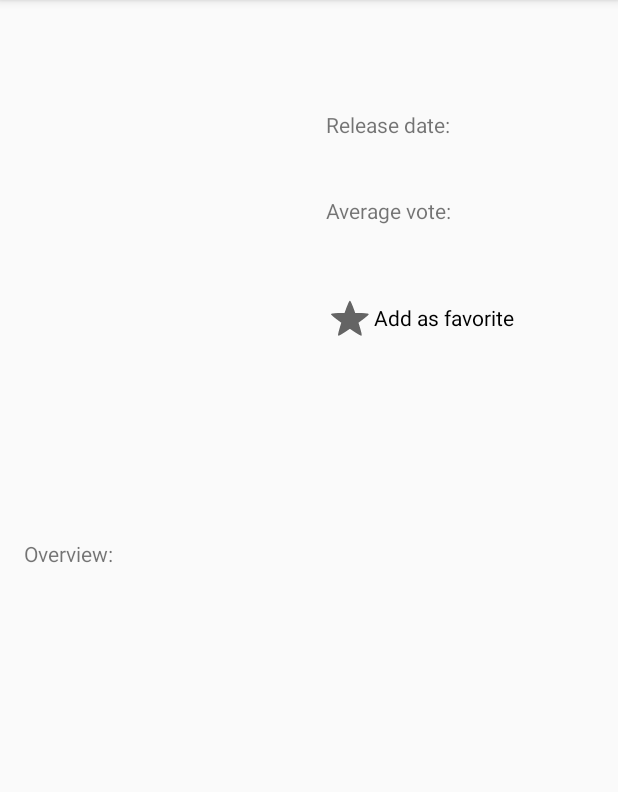
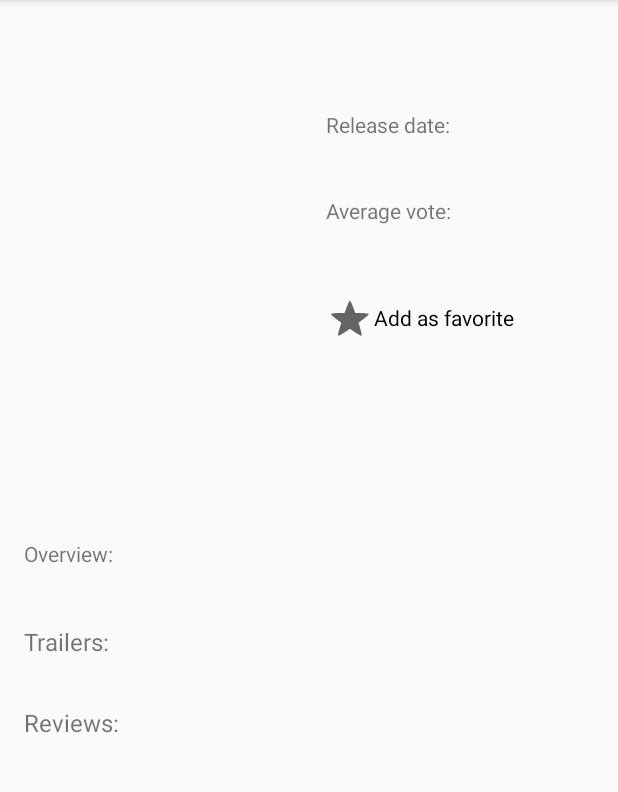
Before and after one commit to IrmantasCivilis/PopularMovies, an Android app: the DetailActivity screen opened directly, with no data from a screen before it, on a phone screen of 412 x 824 dp, the part 84-876 px from its top. Run offline under Robolectric (Android 15) with nearby library versions, the phone set to English and light mode, and no system bars; our stand-ins replace Picasso; pictures from the network do not load.

Commit message:
add review class, review adapter, review loader

```diff
--- a/app/src/main/java/com/example/android/popularmovies/DetailActivity.java
+++ b/app/src/main/java/com/example/android/popularmovies/DetailActivity.java
@@ -9,6 +9,7 @@ import android.support.annotation.Nullable;
 import android.support.v7.app.AppCompatActivity;
 import android.support.v7.widget.LinearLayoutManager;
 import android.support.v7.widget.RecyclerView;
+import android.view.View;
 import android.widget.ImageView;
 import android.widget.TextView;
 
@@ -19,7 +20,8 @@ import java.util.List;
 
 public class DetailActivity extends AppCompatActivity
         implements LoaderManager.LoaderCallbacks<List<Trailer>>,
-        TrailerAdapter.TrailerListItemClickListener{
+        TrailerAdapter.TrailerListItemClickListener,
+        ReviewAdapter.ReviewListItemClickListener {
 
     private static final String IMAGE_SIZE = "w185/";
     private static final String BASE_IMAGE_URL = "https://image.tmdb.org/t/p/";
@@ -28,11 +30,17 @@ public class DetailActivity extends AppCompatActivity
     private static final String TMDB_REQUEST_URL = "https://api.themoviedb.org/3/movie/";
     private static final String VIDEOS = "/videos?";
     private static final String TRAILER_REQUEST_URL = "https://www.youtube.com/watch?v=";
+    private static final String REVIEWS = "/reviews?";
 
     private static final int TRAILER_LOADER_ID = 2;
+    private static final int REVIEW_LOADER_ID = 3;
     String videosUrl = "";
     String trailerUrl = "";
+    String reviewsUrl = "";
     TrailerAdapter mTrailerAdapter;
+    ReviewAdapter mReviewAdapter;
+
+    Boolean isOverviewClicked = false;
 
     @Override
     protected void onCreate(@Nullable Bundle savedInstanceState) {
@@ -43,8 +51,20 @@ public class DetailActivity extends AppCompatActivity
         TextView mTitle = findViewById(R.id.title_text_view);
         TextView mReleaseDate = findViewById(R.id.release_date_text_view);
         TextView mVoteAverage = findViewById(R.id.average_vote_text_view);
-        TextView mOverview = findViewById(R.id.overview_text_view);
-        TextView mMovieId = findViewById(R.id.movie_id);
+        final TextView mOverview = findViewById(R.id.overview_text_view);
+        //TextView mMovieId = findViewById(R.id.movie_id);
+        mOverview.setOnClickListener(new View.OnClickListener() {
+            @Override
+            public void onClick(View view) {
+                if (isOverviewClicked) {
+                    mOverview.setMaxLines(3);
+                    isOverviewClicked = false;
+                } else {
+                    mOverview.setMaxLines(Integer.MAX_VALUE);
+                    isOverviewClicked = true;
+                }
+            }
+        });
 
         Intent intentThatStartedThisActivity = getIntent();
 
@@ -70,18 +90,29 @@ public class DetailActivity extends AppCompatActivity
             mOverview.setText(overview);
 
             String id = movie.getString("Id");
-            mMovieId.setText(id);
+            //mMovieId.setText(id);
 
             RecyclerView trailerRecyclerView = findViewById(R.id.recycler_view_for_trailers);
-            RecyclerView.LayoutManager mLayoutManager = new LinearLayoutManager(this);
-            trailerRecyclerView.setLayoutManager(mLayoutManager);
+            RecyclerView.LayoutManager mTrailerLayoutManager = new LinearLayoutManager(this);
+            trailerRecyclerView.setLayoutManager(mTrailerLayoutManager);
             trailerRecyclerView.setHasFixedSize(true);
             mTrailerAdapter = new TrailerAdapter(this, new ArrayList<Trailer>(), this);
             trailerRecyclerView.setAdapter(mTrailerAdapter);
 
+            RecyclerView reviewRecyclerView = findViewById(R.id.recycler_view_for_reviews);
+            RecyclerView.LayoutManager mReviewLayoutManager = new LinearLayoutManager(this);
+            reviewRecyclerView.setLayoutManager(mReviewLayoutManager);
+            reviewRecyclerView.setHasFixedSize(true);
+            mReviewAdapter = new ReviewAdapter(this, new ArrayList<Review>(), this);
+            reviewRecyclerView.setAdapter(mReviewAdapter);
+
             videosUrl = TMDB_REQUEST_URL + id + VIDEOS + API_KEY;
+            reviewsUrl = TMDB_REQUEST_URL + id + REVIEWS + API_KEY;
+
             LoaderManager loaderManager = getLoaderManager();
             loaderManager.initLoader(TRAILER_LOADER_ID, null, DetailActivity.this);
+            loaderManager.initLoader(REVIEW_LOADER_ID, null,DetailActivity.this);
+
         }
     }
 
@@ -122,7 +153,20 @@ public class DetailActivity extends AppCompatActivity
         if (videoIntent.resolveActivity(getPackageManager()) != null) {
             startActivity(videoIntent);
         }
+    }
 
 
+    @Override
+    public void onReviewListItemClick(Review clickedReview) {
+
+        String reviewUrl = clickedReview.getReviewUrl();
+
+        Uri review = Uri.parse(reviewUrl);
+
+        Intent reviewIntent = new Intent(Intent.ACTION_VIEW, review);
+
+        if (reviewIntent.resolveActivity(getPackageManager()) != null) {
+            startActivity(reviewIntent);
+        }
     }
 }
--- a/app/src/main/res/layout/activity_detail.xml
+++ b/app/src/main/res/layout/activity_detail.xml
@@ -63,16 +63,16 @@
             tools:text="6.5"/>
 
         <ToggleButton
+            style="?android:attr/starStyle"
             android:layout_width="wrap_content"
             android:layout_height="wrap_content"
+            android:layout_marginLeft="@dimen/margin"
+            android:layout_marginStart="@dimen/margin"
+            android:layout_marginTop="@dimen/margin"
             android:textOff="Add as favorite"
             android:textOn="Remove from favorite"
-            style="?android:attr/starStyle"
             app:layout_constraintLeft_toRightOf="@id/poster_image_view"
-            app:layout_constraintTop_toBottomOf="@id/average_vote_text_view"
-            android:layout_marginLeft="@dimen/margin"
-            android:layout_marginStart="@dimen/margin"
-            android:layout_marginTop="@dimen/margin"/>
+            app:layout_constraintTop_toBottomOf="@id/average_vote_text_view"/>
 
         <TextView
             android:id="@+id/overview_label_text_view"
@@ -91,27 +91,52 @@
             tools:text="overview"/>
 
         <TextView
+            android:id="@+id/trailer_label_text_view"
             android:layout_width="wrap_content"
             android:layout_height="wrap_content"
-            android:id="@+id/movie_id"
-            app:layout_constraintTop_toBottomOf="@id/overview_text_view"
-            app:layout_constraintLeft_toLeftOf="parent"
-            tools:text="id"
             android:layout_marginLeft="@dimen/margin"
             android:layout_marginStart="@dimen/margin"
             android:layout_marginTop="@dimen/margin"
-            android:paddingBottom="@dimen/bottom_padding"/>
+            android:paddingBottom="@dimen/bottom_padding"
+            app:layout_constraintLeft_toLeftOf="parent"
+            app:layout_constraintTop_toBottomOf="@id/overview_text_view"
+            android:text="Trailers:"
+            android:textSize="@dimen/text_size"/>
+
+        <android.support.v7.widget.RecyclerView
+            android:id="@+id/recycler_view_for_trailers"
+            android:layout_width="match_parent"
+            android:layout_height="wrap_content"
+            android:layout_marginEnd="@dimen/margin"
+            android:layout_marginLeft="@dimen/margin"
+            android:layout_marginRight="@dimen/margin"
+            android:layout_marginStart="@dimen/margin"
+            app:layout_constraintLeft_toLeftOf="parent"
+            app:layout_constraintTop_toBottomOf="@id/trailer_label_text_view"/>
+
+        <TextView
+            android:id="@+id/review_label_text_view"
+            android:layout_width="wrap_content"
+            android:layout_height="wrap_content"
+            android:layout_marginLeft="@dimen/margin"
+            android:layout_marginStart="@dimen/margin"
+            android:layout_marginTop="@dimen/margin"
+            android:paddingBottom="@dimen/bottom_padding"
+            app:layout_constraintLeft_toLeftOf="parent"
+            app:layout_constraintTop_toBottomOf="@id/recycler_view_for_trailers"
+            android:text="Reviews:"
+            android:textSize="@dimen/text_size"/>
 
         <android.support.v7.widget.RecyclerView
             android:layout_width="match_parent"
             android:layout_height="wrap_content"
-            android:id="@+id/recycler_view_for_trailers"
-            app:layout_constraintLeft_toLeftOf="parent"
-            app:layout_constraintTop_toBottomOf="@id/movie_id"
+            android:id="@+id/recycler_view_for_reviews"
+            android:layout_marginEnd="@dimen/margin"
             android:layout_marginLeft="@dimen/margin"
+            android:layout_marginRight="@dimen/margin"
             android:layout_marginStart="@dimen/margin"
-            android:layout_marginEnd="@dimen/margin"
-            android:layout_marginRight="@dimen/margin"/>
+            app:layout_constraintTop_toBottomOf="@+id/review_label_text_view"
+            app:layout_constraintLeft_toLeftOf="parent"/>
 
     </android.support.constraint.ConstraintLayout>
 </ScrollView>
```
Also changed, not shown: app/src/main/java/com/example/android/popularmovies/QueryUtils.java (+41 -1 lines), app/src/main/java/com/example/android/popularmovies/Review.java (added, +20 -0 lines), app/src/main/java/com/example/android/popularmovies/ReviewAdapter.java (added, +74 -0 lines), app/src/main/java/com/example/android/popularmovies/ReviewLoader.java (added, +31 -0 lines), app/src/main/res/layout/recyclerview_review_item.xml (added, +20 -0 lines), app/src/main/res/layout/recyclerview_trailer_item.xml (+13 -4 lines).
